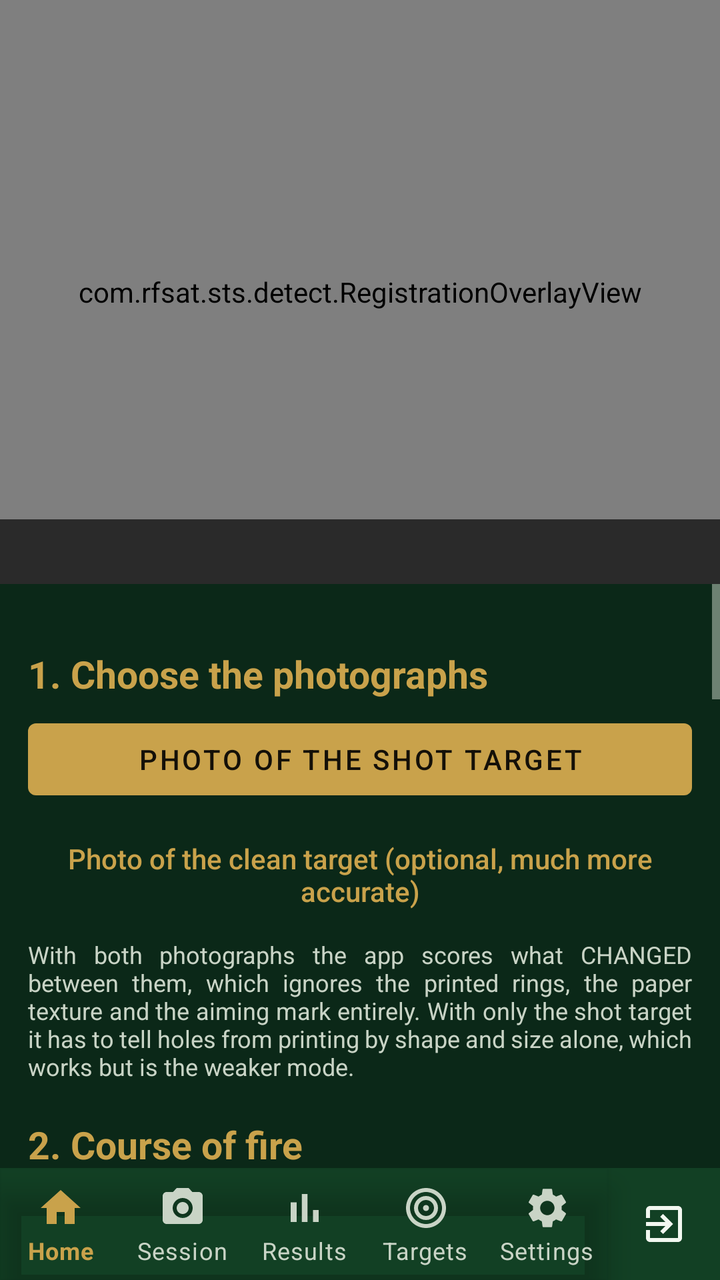
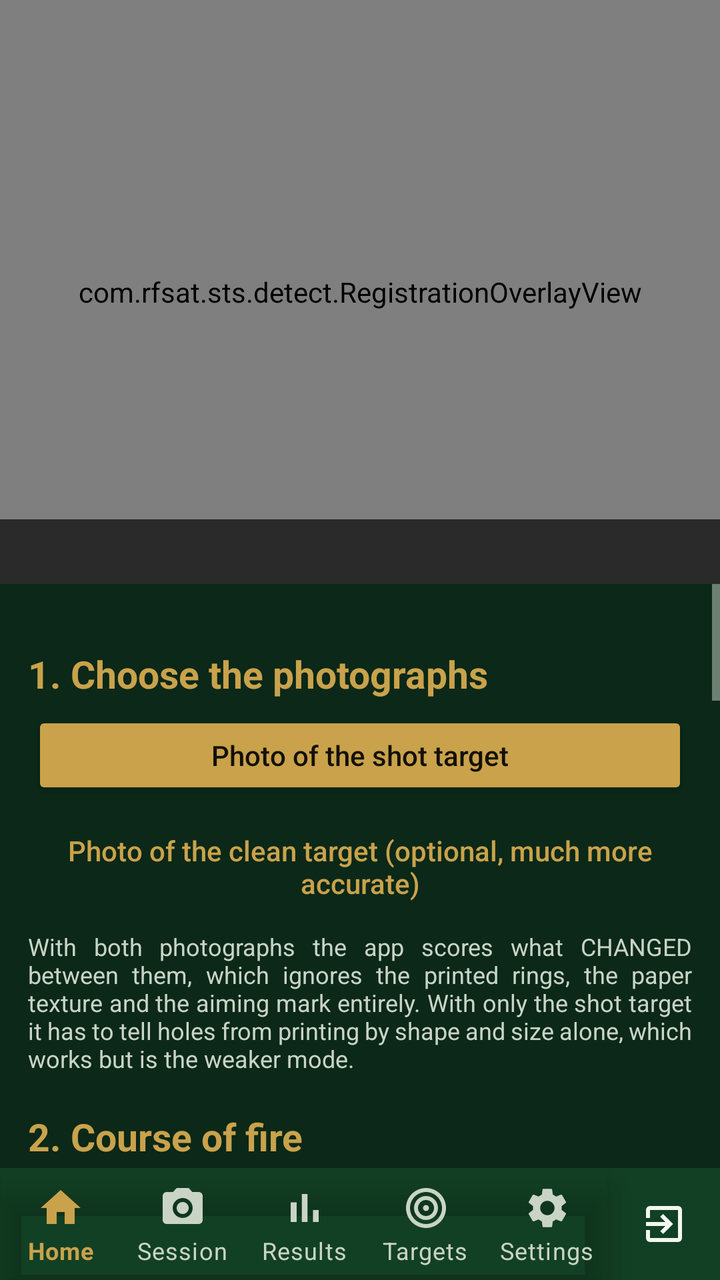

Two renders of the same Android screen: before a commit and after it. Below are the layout's source before the change and the commit's diff.
<!-- AndroidManifest.xml: application theme Theme.STS -->
<!-- res/layout/activity_import.xml -->
<?xml version="1.0" encoding="utf-8"?>
<LinearLayout xmlns:android="http://schemas.android.com/apk/res/android"
    android:layout_width="match_parent"
    android:layout_height="match_parent"
    android:orientation="vertical">

    <FrameLayout
        android:layout_width="match_parent"
        android:layout_height="0dp"
        android:layout_weight="1"
        android:background="#000000">

        
        <ImageView
            android:id="@+id/image"
            android:layout_width="match_parent"
            android:layout_height="match_parent"
            android:scaleType="fitCenter"
            android:contentDescription="The photographed target" />

        <com.rfsat.sts.detect.RegistrationOverlayView
            android:id="@+id/overlay"
            android:layout_width="match_parent"
            android:layout_height="match_parent" />

        <TextView
            android:id="@+id/tvStatus"
            android:layout_width="match_parent"
            android:layout_height="wrap_content"
            android:layout_gravity="bottom"
            android:background="#AA000000"
            android:padding="8dp"
            android:textColor="#FFFFFF"
            android:textSize="12sp"
            android:maxLines="5" />
    </FrameLayout>

    <ScrollView
        android:layout_width="match_parent"
        android:layout_height="0dp"
        android:layout_weight="1">

        <LinearLayout
            android:layout_width="match_parent"
            android:layout_height="wrap_content"
            android:orientation="vertical"
            android:padding="14dp">

            <TextView style="@style/Sts.SectionHeading" android:text="1. Choose the photographs" />

            <Button android:id="@+id/btnPickShot"
                android:layout_width="match_parent" android:layout_height="wrap_content"
                android:text="Photo of the shot target" />

            <Button android:id="@+id/btnPickClean"
                android:layout_width="match_parent" android:layout_height="wrap_content"
                android:layout_marginTop="6dp"
                style="@style/Sts.TextButton"
                android:text="Photo of the clean target (optional, much more accurate)" />

            <TextView
                android:layout_width="match_parent" android:layout_height="wrap_content"
                android:textSize="12sp"
                android:layout_marginTop="4dp"
                android:textColor="?android:attr/textColorSecondary"
                android:text="With both photographs the app scores what CHANGED between them, which ignores the printed rings, the paper texture and the aiming mark entirely. With only the shot target it has to tell holes from printing by shape and size alone, which works but is the weaker mode."
                android:justificationMode="inter_word" />

            <TextView style="@style/Sts.SectionHeading" android:text="2. Course of fire" />

            <TextView style="@style/Sts.FieldLabel" android:text="Rules" />
            <Spinner android:id="@+id/spRules"
                android:layout_width="match_parent" android:layout_height="wrap_content" />

            <TextView style="@style/Sts.FieldLabel" android:text="Target face" />
            <Spinner android:id="@+id/spTarget"
                android:layout_width="match_parent" android:layout_height="wrap_content" />

            <TextView android:id="@+id/lblDistance" style="@style/Sts.FieldLabel" android:text="Distance" />
            <EditText android:id="@+id/etDistance"
                android:layout_width="match_parent" android:layout_height="wrap_content"
                android:inputType="numberDecimal"
                android:autofillHints="" />

            <TextView style="@style/Sts.SectionHeading" android:text="3. Register the target" />

            <Button android:id="@+id/btnIdentify"
                android:layout_width="match_parent" android:layout_height="wrap_content"
                android:text="Identify target and register" />

            <TextView
                android:layout_width="match_parent" android:layout_height="wrap_content"
                android:textSize="12sp"
                android:layout_marginTop="4dp"
                android:layout_marginBottom="6dp"
                android:textColor="?android:attr/textColorSecondary"
                android:text="Fits the printed rings, works out which target face it is, and takes the scale from the ring spacing. More accurate than the aiming mark alone, and it does not depend on the face selected above being right."
                android:justificationMode="inter_word" />

            <Button android:id="@+id/btnAutoDetect"
                android:layout_width="match_parent" android:layout_height="wrap_content"
                android:text="Auto-detect the target" />

            <TextView
                android:layout_width="match_parent" android:layout_height="wrap_content"
                android:textSize="12sp"
                android:layout_marginTop="6dp"
                android:textColor="?android:attr/textColorSecondary"
                android:text="The app finds the black centre and draws a square box around the scoring area. Check it, then drag the top-left or bottom-right handle to adjust, or drag the middle to move it. The dashed circle is what the box actually measures."
                android:justificationMode="inter_word" />

            <CheckBox android:id="@+id/cbCornerMode"
                android:layout_width="match_parent" android:layout_height="wrap_content"
                android:layout_marginTop="4dp"
                android:text="Photo taken at an angle — register by tapping the four card corners instead" />

            <LinearLayout
                android:layout_width="match_parent" android:layout_height="wrap_content"
                android:orientation="horizontal" android:layout_marginTop="8dp">
                <Button android:id="@+id/btnRegister"
                    android:layout_width="0dp" android:layout_weight="1"
                    android:layout_height="wrap_content" android:text="Register" />
                <Button android:id="@+id/btnUndoCorner"
                    android:layout_width="0dp" android:layout_weight="1"
                    android:layout_height="wrap_content" android:text="Reset"
                    style="@style/Sts.TextButton" />
            </LinearLayout>


            <TextView style="@style/Sts.SectionHeading" android:text="Tilt and rotation" />

            <TextView
                android:layout_width="match_parent" android:layout_height="wrap_content"
                android:textSize="12sp"
                android:textColor="?android:attr/textColorSecondary"
                android:text="Match the dashed outline to the rings. Rotation turns the target in the picture; the two tilts lean it away from the camera, one about each axis. If the outline gets worse, drag the slider the other way — a symmetric mark cannot say which way a target leans, so the starting guess picks a side."
                android:justificationMode="inter_word" />

            <TextView android:id="@+id/lblRotation" style="@style/Sts.FieldLabel" android:text="Rotation" />
            <SeekBar android:id="@+id/sbRotation"
                android:layout_width="match_parent" android:layout_height="wrap_content"
                android:max="180" android:progress="90" />

            <TextView android:id="@+id/lblTiltX" style="@style/Sts.FieldLabel" android:text="Horizontal tilt" />
            <SeekBar android:id="@+id/sbTiltX"
                android:layout_width="match_parent" android:layout_height="wrap_content"
                android:max="160" android:progress="80" />

            <TextView android:id="@+id/lblTiltY" style="@style/Sts.FieldLabel" android:text="Vertical tilt" />
            <SeekBar android:id="@+id/sbTiltY"
                android:layout_width="match_parent" android:layout_height="wrap_content"
                android:max="160" android:progress="80" />

            <LinearLayout
                android:layout_width="match_parent" android:layout_height="wrap_content"
                android:orientation="horizontal">
                <Button android:id="@+id/btnApplyTilt"
                    android:layout_width="0dp" android:layout_weight="1"
                    android:layout_height="wrap_content"
                    style="@style/Sts.TextButton"
                    android:text="Apply estimated tilt" />
                <Button android:id="@+id/btnResetTilt"
                    android:layout_width="0dp" android:layout_weight="1"
                    android:layout_height="wrap_content"
                    style="@style/Sts.TextButton"
                    android:text="Reset tilt" />
            </LinearLayout>

            <TextView style="@style/Sts.SectionHeading" android:text="4. Score" />

            <CheckBox android:id="@+id/cbReplace"
                android:layout_width="match_parent" android:layout_height="wrap_content"
                android:checked="true"
                android:text="Replace the shots already in this session" />

            <Button android:id="@+id/btnClearShots"
                android:layout_width="match_parent" android:layout_height="wrap_content"
                android:layout_marginTop="6dp"
                style="@style/Sts.TextButton"
                android:text="Clear all recorded shots" />

            <Button android:id="@+id/btnDetect"
                android:layout_width="match_parent" android:layout_height="wrap_content"
                android:text="Detect the hits and score them" />

            <TextView android:id="@+id/tvResult"
                style="@style/Sts.Value"
                android:layout_marginTop="10dp"
                android:textSize="13sp" />

            <TextView android:id="@+id/hdrDistribution" style="@style/Sts.SectionHeading"
                android:visibility="gone"
                android:text="Shot distribution" />
            <com.rfsat.sts.ui.ScoreHistogramView
                android:id="@+id/histogram"
                android:layout_width="match_parent"
                android:layout_height="wrap_content"
                android:layout_marginTop="6dp" />

            <Button android:id="@+id/btnResults"
                android:layout_width="match_parent" android:layout_height="wrap_content"
                android:layout_marginTop="12dp"
                android:text="Open the full results" />

        </LinearLayout>
    </ScrollView>

    <include layout="@layout/include_bottom_nav" />

</LinearLayout>
<!-- res/layout/include_bottom_nav.xml (included above) -->
<?xml version="1.0" encoding="utf-8"?>
<LinearLayout xmlns:android="http://schemas.android.com/apk/res/android"
    xmlns:app="http://schemas.android.com/apk/res-auto"
    android:layout_width="match_parent"
    android:layout_height="wrap_content"
    android:orientation="horizontal"
    android:background="?attr/colorSurface">

    <com.google.android.material.bottomnavigation.BottomNavigationView
        android:id="@+id/bottomNav"
        android:layout_width="0dp"
        android:layout_weight="1"
        android:layout_height="wrap_content"
        android:background="@android:color/transparent"
        app:itemIconTint="@color/bottom_nav_item"
        app:itemTextColor="@color/bottom_nav_item"
        app:labelVisibilityMode="labeled"
        app:menu="@menu/bottom_nav_menu" />

    <LinearLayout
        android:id="@+id/btnExit"
        android:layout_width="56dp"
        android:layout_height="match_parent"
        android:orientation="vertical"
        android:gravity="center"
        android:background="?attr/selectableItemBackgroundBorderless"
        android:contentDescription="@string/nav_exit">

        
        <ImageView
            android:layout_width="24dp"
            android:layout_height="24dp"
            android:src="@drawable/ic_nav_exit"
            app:tint="?android:attr/textColorPrimary"
            android:importantForAccessibility="no" />
    </LinearLayout>
</LinearLayout>
<!-- resources referenced by this layout -->
<resources>
  <!-- drawable ic_nav_exit (drawable) -->
  <vector xmlns:android="http://schemas.android.com/apk/res/android"
      android:width="24dp" android:height="24dp"
      android:viewportWidth="24" android:viewportHeight="24">
      <path android:fillColor="@android:color/white" android:pathData="M10.09,15.59L11.5,17l5,-5 -5,-5 -1.41,1.41L12.67,11H3v2h9.67l-2.58,2.59zM19,3H5c-1.11,0 -2,0.9 -2,2v4h2V5h14v14H5v-4H3v4c0,1.1 0.89,2 2,2h14c1.1,0 2,-0.9 2,-2V5c0,-1.1 -0.9,-2 -2,-2z" />
  </vector>
  <string name="nav_exit">Exit</string>
  <style name="Sts.FieldLabel" parent="">
          <item name="android:layout_width">match_parent</item>
          <item name="android:layout_height">wrap_content</item>
          <item name="android:textSize">13sp</item>
          <item name="android:layout_marginTop">8dp</item>
          <item name="android:textColor">?android:attr/textColorSecondary</item>
      </style>
  <style name="Sts.SectionHeading" parent="">
          <item name="android:layout_width">match_parent</item>
          <item name="android:layout_height">wrap_content</item>
          
          <item name="android:textSize">19sp</item>
          <item name="android:textStyle">bold</item>
          <item name="android:layout_marginTop">18dp</item>
          <item name="android:layout_marginBottom">6dp</item>
          <item name="android:textColor">?attr/colorAccent</item>
      </style>
  <style name="Sts.TextButton" parent="Widget.AppCompat.Button.Borderless">
          <item name="android:textColor">?attr/colorAccent</item>
          <item name="android:textAllCaps">false</item>
          <item name="android:textSize">14sp</item>
      </style>
  <style name="Sts.Value" parent="">
          <item name="android:layout_width">match_parent</item>
          <item name="android:layout_height">wrap_content</item>
          <item name="android:textSize">14sp</item>
      </style>
  <style name="Theme.STS" parent="Theme.STS.Dark" />
  <style name="Theme.STS.Dark" parent="Theme.STS.Base">
          <item name="android:windowBackground">@color/dark_bg</item>
          <item name="colorSurface">@color/dark_surface</item>
          <item name="colorPrimary">@color/dark_accent</item>
          <item name="colorSecondary">@color/dark_accent</item>
          <item name="colorAccent">@color/dark_accent</item>
          <item name="colorOnPrimary">@color/dark_on_accent</item>
          <item name="colorOnSecondary">@color/dark_on_accent</item>
          <item name="android:colorBackground">@color/dark_surface</item>
          <item name="android:textColorPrimary">@color/dark_text</item>
          <item name="android:textColorSecondary">@color/dark_text_dim</item>
          <item name="android:textColorTertiary">#C9D4C6</item>
          <item name="android:textColorHint">#A6B2A4</item>
          <item name="colorOnSurface">@color/dark_text</item>
          <item name="colorOnBackground">@color/dark_text</item>
      </style>
  <style name="Theme.STS.Base" parent="Theme.MaterialComponents.NoActionBar">
          <item name="android:statusBarColor">@color/dark_bg</item>
      </style>
  <color name="dark_bg">#0B2818</color>
  <color name="dark_surface">#124024</color>
  <color name="dark_accent">#C9A24B</color>
  <color name="dark_on_accent">#141008</color>
  <color name="dark_text">#F2F7F0</color>
  <color name="dark_text_dim">#C9D4C6</color>
</resources>

<!-- the commit's change to res/layout/activity_import.xml (unified diff, before → after) -->
@@ -30,7 +30,7 @@
             android:layout_gravity="bottom"
             android:background="#AA000000"
             android:padding="8dp"
-            android:textColor="#FFFFFF"
+            android:textColor="?attr/colorAccent"
             android:textSize="12sp"
             android:maxLines="5" />
     </FrameLayout>
@@ -50,7 +50,8 @@
 
             <Button android:id="@+id/btnPickShot"
                 android:layout_width="match_parent" android:layout_height="wrap_content"
-                android:text="Photo of the shot target" />
+                android:text="Photo of the shot target"
+                style="@style/Sts.ActionButton" />
 
             <Button android:id="@+id/btnPickClean"
                 android:layout_width="match_parent" android:layout_height="wrap_content"
@@ -86,7 +87,8 @@
 
             <Button android:id="@+id/btnIdentify"
                 android:layout_width="match_parent" android:layout_height="wrap_content"
-                android:text="Identify target and register" />
+                android:text="Identify target and register"
+                style="@style/Sts.ActionButton" />
 
             <TextView
                 android:layout_width="match_parent" android:layout_height="wrap_content"
@@ -99,7 +101,8 @@
 
             <Button android:id="@+id/btnAutoDetect"
                 android:layout_width="match_parent" android:layout_height="wrap_content"
-                android:text="Auto-detect the target" />
+                android:text="Auto-detect the target"
+                style="@style/Sts.ActionButton" />
 
             <TextView
                 android:layout_width="match_parent" android:layout_height="wrap_content"
@@ -119,7 +122,8 @@
                 android:orientation="horizontal" android:layout_marginTop="8dp">
                 <Button android:id="@+id/btnRegister"
                     android:layout_width="0dp" android:layout_weight="1"
-                    android:layout_height="wrap_content" android:text="Register" />
+                    android:layout_height="wrap_content" android:text="Register"
+                style="@style/Sts.ActionButton" />
                 <Button android:id="@+id/btnUndoCorner"
                     android:layout_width="0dp" android:layout_weight="1"
                     android:layout_height="wrap_content" android:text="Reset"
@@ -181,7 +185,8 @@
 
             <Button android:id="@+id/btnDetect"
                 android:layout_width="match_parent" android:layout_height="wrap_content"
-                android:text="Detect the hits and score them" />
+                android:text="Detect the hits and score them"
+                style="@style/Sts.ActionButton" />
 
             <TextView android:id="@+id/tvResult"
                 style="@style/Sts.Value"
@@ -200,7 +205,8 @@
             <Button android:id="@+id/btnResults"
                 android:layout_width="match_parent" android:layout_height="wrap_content"
                 android:layout_marginTop="12dp"
-                android:text="Open the full results" />
+                android:text="Open the full results"
+                style="@style/Sts.ActionButton" />
 
         </LinearLayout>
     </ScrollView>
<!-- resource entries referenced after the edit -->
@@ -7,6 +7,15 @@
       <path android:fillColor="@android:color/white" android:pathData="M10.09,15.59L11.5,17l5,-5 -5,-5 -1.41,1.41L12.67,11H3v2h9.67l-2.58,2.59zM19,3H5c-1.11,0 -2,0.9 -2,2v4h2V5h14v14H5v-4H3v4c0,1.1 0.89,2 2,2h14c1.1,0 2,-0.9 2,-2V5c0,-1.1 -0.9,-2 -2,-2z" />
   </vector>
   <string name="nav_exit">Exit</string>
+  <style name="Sts.ActionButton" parent="Widget.AppCompat.Button">
+          <item name="android:textAllCaps">false</item>
+          <item name="android:textSize">14sp</item>
+          <item name="android:minHeight">44dp</item>
+          <item name="android:paddingLeft">10dp</item>
+          <item name="android:paddingRight">10dp</item>
+          <item name="android:layout_marginStart">2dp</item>
+          <item name="android:layout_marginEnd">2dp</item>
+      </style>
   <style name="Sts.FieldLabel" parent="">
           <item name="android:layout_width">match_parent</item>
           <item name="android:layout_height">wrap_content</item>
